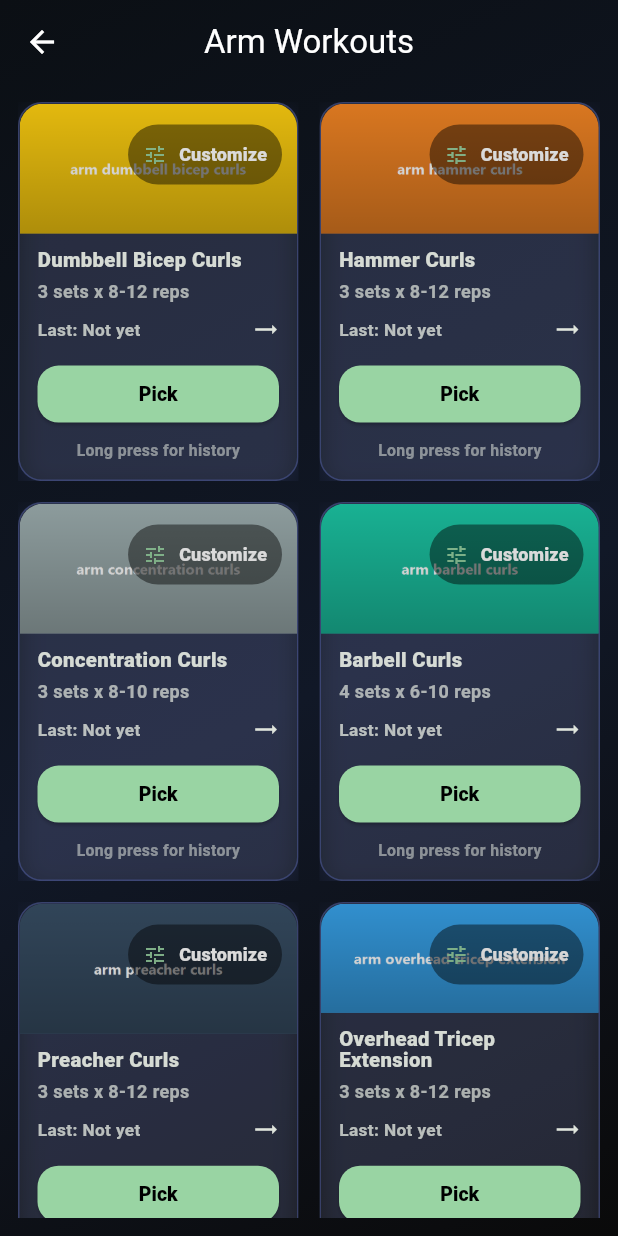
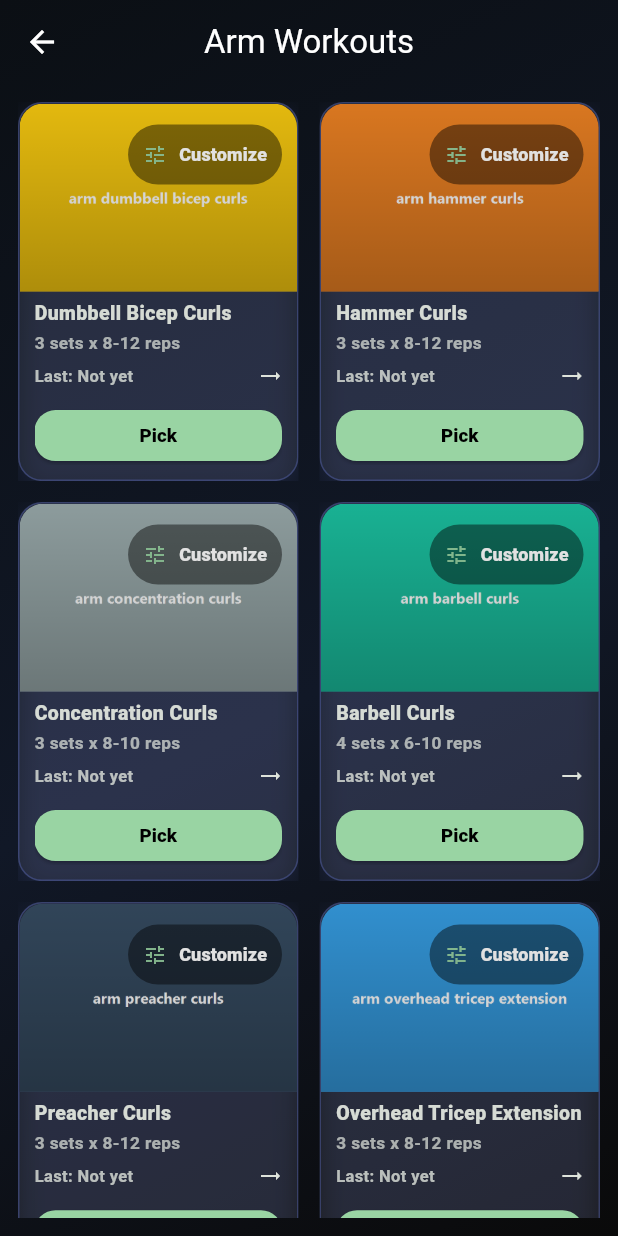
Before and after one commit to Ramslon/Fitness-Aura-Athletix-App, a Flutter app: the ArmWorkouts screen opened by its route, on a phone screen of 412 x 824 dp. Run offline on Flutter 3.47's test engine with Material 3 defaults, Android fonts, the phone set to English and light mode, and no system bars; our stand-ins replace file_picker, flutter_secure_storage, pdf, share_plus, shared_preferences, table_calendar; accounts and stored records are empty.

Commit message:
Harden exercise cards against overflow

```diff
--- a/lib/presentation/widgets/exercise_grid_card.dart
+++ b/lib/presentation/widgets/exercise_grid_card.dart
@@ -33,7 +33,10 @@ class ExerciseGridCard extends StatelessWidget {
     return LayoutBuilder(
       builder: (context, constraints) {
         // Protect against RenderFlex overflow on smaller devices.
-        final isTight = constraints.maxHeight > 0 && constraints.maxHeight < 240;
+        final textScale = MediaQuery.textScalerOf(context).scale(1.0);
+        final isTight =
+            constraints.maxHeight > 0 &&
+            (constraints.maxHeight < 280 || textScale > 1.05);
 
         final contentPadding =
             isTight
@@ -108,8 +111,13 @@ class ExerciseGridCard extends StatelessWidget {
                       ),
                     ),
                   ),
-                  Padding(
+                  Flexible(
+                    child: Padding(
                       padding: contentPadding,
+                      child: SingleChildScrollView(
+                        // Prevent nested-scroll issues while still ensuring
+                        // this content never causes a RenderFlex overflow.
+                        physics: const NeverScrollableScrollPhysics(),
                         child: Column(
                           crossAxisAlignment: CrossAxisAlignment.start,
                           children: [
@@ -199,7 +207,9 @@ class ExerciseGridCard extends StatelessWidget {
                                 child: Text(
                                   'Long press for history',
                                   style: TextStyle(
-                                color: scheme.onSurface.withValues(alpha: 0.55),
+                                    color: scheme.onSurface.withValues(
+                                      alpha: 0.55,
+                                    ),
                                     fontSize: 10.5,
                                     fontWeight: FontWeight.w600,
                                   ),
@@ -207,6 +217,8 @@ class ExerciseGridCard extends StatelessWidget {
                               ),
                             ],
                           ],
+                        ),
+                      ),
                     ),
                   ),
                 ],
```
Lines whose indentation alone changed are shown as unchanged.
